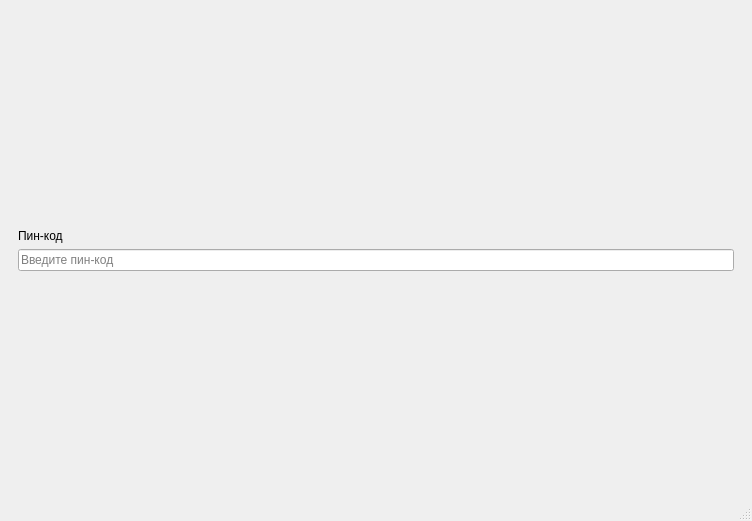
Before: the Qt Designer form MyPassKeeper/mainwindow.ui in r0ka-op/-cryptographic, drawn with Qt 5.
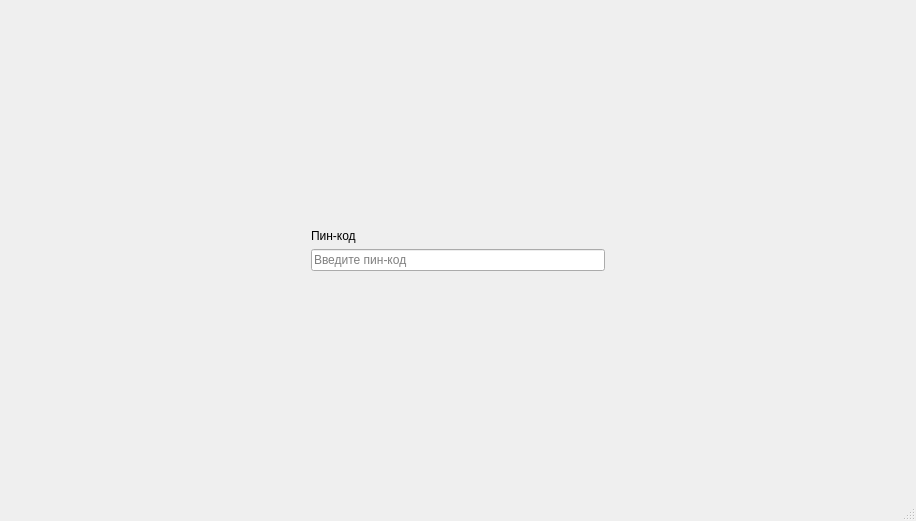
After: the same form once the commit is applied.

Diff of the .ui file:
```diff
--- a/MyPassKeeper/mainwindow.ui
+++ b/MyPassKeeper/mainwindow.ui
@@ -6,7 +6,7 @@
    <rect>
     <x>0</x>
     <y>0</y>
-    <width>752</width>
+    <width>916</width>
     <height>521</height>
    </rect>
   </property>
@@ -94,8 +94,8 @@
        </widget>
       </widget>
       <widget class="QWidget" name="pageLogin">
-       <layout class="QVBoxLayout" name="verticalLayout">
-        <item>
+       <layout class="QGridLayout" name="gridLayout_2">
+        <item row="0" column="1">
          <spacer name="verticalSpacer_2">
           <property name="orientation">
            <enum>Qt::Vertical</enum>
@@ -108,14 +108,27 @@
           </property>
          </spacer>
         </item>
-        <item>
+        <item row="1" column="1">
          <widget class="QLabel" name="lblLogin">
           <property name="text">
            <string>Пин-код</string>
           </property>
          </widget>
         </item>
-        <item>
+        <item row="2" column="0">
+         <spacer name="horizontalSpacer_2">
+          <property name="orientation">
+           <enum>Qt::Horizontal</enum>
+          </property>
+          <property name="sizeHint" stdset="0">
+           <size>
+            <width>283</width>
+            <height>20</height>
+           </size>
+          </property>
+         </spacer>
+        </item>
+        <item row="2" column="1">
          <widget class="QLineEdit" name="editPin">
           <property name="echoMode">
            <enum>QLineEdit::Password</enum>
@@ -125,7 +138,20 @@
           </property>
          </widget>
         </item>
-        <item>
+        <item row="2" column="2">
+         <spacer name="horizontalSpacer">
+          <property name="orientation">
+           <enum>Qt::Horizontal</enum>
+          </property>
+          <property name="sizeHint" stdset="0">
+           <size>
+            <width>40</width>
+            <height>20</height>
+           </size>
+          </property>
+         </spacer>
+        </item>
+        <item row="3" column="1">
          <spacer name="verticalSpacer">
           <property name="orientation">
            <enum>Qt::Vertical</enum>
```
Left out of the diff: 26 changed lines with no effect on the pictures. Lines whose indentation alone changed are shown as unchanged.
